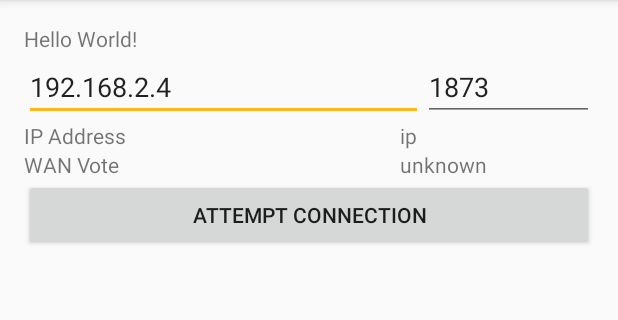
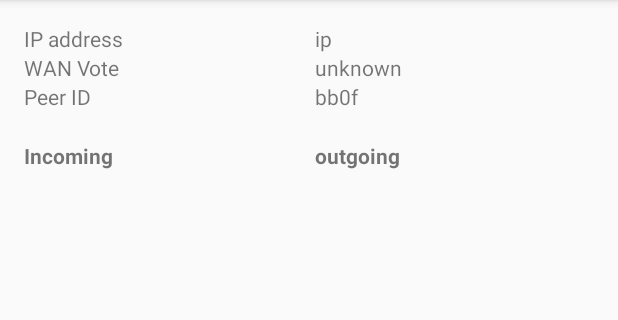
Before and after one commit to Tribler/app-to-app-communicator, an Android app: the screen it shows after launch (OverviewActivity), on a phone screen of 412 x 824 dp, the part 84-404 px from its top. Run offline under Robolectric (Android 15) with nearby library versions, the phone set to English and light mode, and no system bars; libraries missing offline, so code that uses them is left out: com.hypirion.bencode; 1 statement that could not run was skipped.

Commit message:
Update interface

```diff
--- a/app/src/main/java/org/tribler/app_to_appcommunicator/OverviewActivity.java
+++ b/app/src/main/java/org/tribler/app_to_appcommunicator/OverviewActivity.java
@@ -8,9 +8,6 @@ import android.os.Handler;
 import android.os.Looper;
 import android.support.v7.app.AppCompatActivity;
 import android.util.Patterns;
-import android.view.View;
-import android.widget.Button;
-import android.widget.EditText;
 import android.widget.ListView;
 import android.widget.TextView;
 import android.widget.Toast;
@@ -18,7 +15,6 @@ import android.widget.Toast;
 import com.hypirion.bencode.BencodeReadException;
 
 import org.tribler.app_to_appcommunicator.PEX.PexException;
-import org.tribler.app_to_appcommunicator.PEX.PexSender;
 import org.tribler.app_to_appcommunicator.PEX.WanVote;
 import org.tribler.app_to_appcommunicator.PEX.messages.IntroductionRequest;
 import org.tribler.app_to_appcommunicator.PEX.messages.IntroductionResponse;
@@ -39,25 +35,24 @@ import java.nio.ByteBuffer;
 import java.nio.channels.DatagramChannel;
 import java.util.ArrayList;
 import java.util.Enumeration;
-import java.util.HashMap;
 import java.util.List;
-import java.util.Map;
 import java.util.Random;
 import java.util.UUID;
 
 public class OverviewActivity extends AppCompatActivity {
 
+    //    public final static String CONNECTABLE_ADDRESS = "130.161.211.254";
+    public final static String CONNECTABLE_ADDRESS = "84.80.46.152";
     final static int DEFAULT_PORT = 1873;
     private static final int BUFFER_SIZE = 1024;
-
-    private Button mOpenConnectButton;
-    private TextView mStatusText;
     private TextView mWanVote;
-    private PeerListAdapter peerConnectionListAdapter;
+    private PeerListAdapter incomingPeerAdapter;
+    private PeerListAdapter outgoingPeerAdapter;
     private DatagramChannel channel;
 
-    private Map<String, Peer> peers;
     private List<Peer> peerList;
+    private List<Peer> incomingList;
+    private List<Peer> outgoingList;
     private boolean running;
     private String hashId;
     private WanVote wanVote;
@@ -70,23 +65,30 @@ public class OverviewActivity extends AppCompatActivity {
         super.onCreate(savedInstanceState);
         setContentView(R.layout.activity_overview);
 
-        peers = new HashMap<>();
         peerList = new ArrayList<>();
+        incomingList = new ArrayList<>();
+        outgoingList = new ArrayList<>();
         hashId = generateHash();
+        ((TextView) findViewById(R.id.peer_id)).setText(hashId.toString().substring(0, 4));
         wanVote = new WanVote();
         ConnectivityManager cm = (ConnectivityManager) getSystemService(Context.CONNECTIVITY_SERVICE);
         connectionType = cm.getActiveNetworkInfo().getType();
         outBuffer = ByteBuffer.allocate(BUFFER_SIZE);
 
-        mStatusText = (TextView) findViewById(R.id.status_text);
         mWanVote = (TextView) findViewById(R.id.wanvote);
-        mOpenConnectButton = (Button) findViewById(R.id.start_connection_button);
 
-        mOpenConnectButton.setOnClickListener(new ConnectButtonListener());
+        ListView incomingPeerConnectionListView = (ListView) findViewById(R.id.incoming_peer_connection_list_view);
+        ListView outgoingPeerConnectionListView = (ListView) findViewById(R.id.outgoing_peer_connection_list_view);
+        incomingPeerAdapter = new PeerListAdapter(getApplicationContext(), R.layout.peer_connection_list_item, incomingList, Peer.INCOMING);
+        incomingPeerConnectionListView.setAdapter(incomingPeerAdapter);
+        outgoingPeerAdapter = new PeerListAdapter(getApplicationContext(), R.layout.peer_connection_list_item, outgoingList, Peer.OUTGOING);
+        outgoingPeerConnectionListView.setAdapter(outgoingPeerAdapter);
 
-        ListView peerConnectionListView = (ListView) findViewById(R.id.peer_connection_list_view);
-        peerConnectionListAdapter = new PeerListAdapter(getApplicationContext(), R.layout.peer_connection_list_item, peerList);
-        peerConnectionListView.setAdapter(peerConnectionListAdapter);
+        try {
+            addPeer(null, new InetSocketAddress(InetAddress.getByName(CONNECTABLE_ADDRESS), DEFAULT_PORT), Peer.OUTGOING);
+        } catch (UnknownHostException e) {
+            e.printStackTrace();
+        }
 
         running = true;
         showLocalIpAddress();
@@ -196,17 +198,31 @@ public class OverviewActivity extends AppCompatActivity {
     }
 
     private Peer getOrMakeIncomingPeer(String id, InetSocketAddress address) {
-        if (peers.containsKey(id)) {
-            return peers.get(id);
-        } else {
+        if (id != null) {
             for (Peer peer : peerList) {
-                if (peer.getAddress().equals(address)) {
-                    peer.setPeerId(id);
+                if (id.equals(peer.getPeerId())) {
                     return peer;
                 }
             }
-            return addPeer(id, address, Peer.INCOMING);
         }
+        for (Peer peer : peerList) {
+            if (peer.getAddress().equals(address)) {
+                peer.setPeerId(id);
+                return peer;
+            }
+        }
+        return addPeer(id, address, Peer.INCOMING);
+    }
+
+    private boolean peerExists(String id) {
+        if (id == null)
+            return false;
+        for (Peer peer : peerList) {
+            if (id.equals(peer.getPeerId())) {
+                return true;
+            }
+        }
+        return false;
     }
 
 
@@ -215,7 +231,7 @@ public class OverviewActivity extends AppCompatActivity {
             Message message = Message.createFromByteBuffer(data);
             System.out.println("Received " + message);
             String id = message.getPeerId();
-            if (!peers.containsKey(id)) {
+            if (!peerExists(id)) {
                 wanVote.vote(message.getDestination());
                 setWanvote(wanVote.getAddress().toString());
             }
@@ -235,7 +251,7 @@ public class OverviewActivity extends AppCompatActivity {
                     handlePunctureRequest(peer, (PunctureRequest) message);
                     break;
             }
-            updatePeerList();
+            updatePeerLists();
         } catch (BencodeReadException | PexException | IOException | MessageException e) {
             e.printStackTrace();
         }
@@ -301,15 +317,6 @@ public class OverviewActivity extends AppCompatActivity {
         }.execute();
     }
 
-    private void setStatus(final String status) {
-        new Handler(getMainLooper()).post(new Runnable() {
-            @Override
-            public void run() {
-                mStatusText.setText(status);
-            }
-        });
-    }
-
     private void setWanvote(final String status) {
         new Handler(getMainLooper()).post(new Runnable() {
             @Override
@@ -338,22 +345,36 @@ public class OverviewActivity extends AppCompatActivity {
 
             @Override
             public void run() {
-                peers.put(peer.getPeerId(), peer);
                 peerList.add(peer);
-                peerConnectionListAdapter.notifyDataSetChanged();
+                incomingPeerAdapter.notifyDataSetChanged();
+                outgoingPeerAdapter.notifyDataSetChanged();
                 System.out.println("Added " + peer);
             }
         });
         return peer;
     }
 
-    private void updatePeerList() {
+    private void updatePeerLists() {
         new Handler(Looper.getMainLooper()).post(new Runnable() {
             @Override
             public void run() {
-                peerConnectionListAdapter.notifyDataSetChanged();
+                splitPeerList();
+                incomingPeerAdapter.notifyDataSetChanged();
+                outgoingPeerAdapter.notifyDataSetChanged();
             }
         });
+    }
+
+    private void splitPeerList() {
+        incomingList.clear();
+        outgoingList.clear();
+        for (Peer peer : peerList) {
+            if (peer.isIncoming()) {
+                incomingList.add(peer);
+            } else {
+                outgoingList.add(peer);
+            }
+        }
     }
 
     private boolean isValidIp(String s) {
@@ -365,33 +386,5 @@ public class OverviewActivity extends AppCompatActivity {
         super.onStop();
     }
 
-    private class ConnectButtonListener implements View.OnClickListener {
-
-        @Override
-        public void onClick(View v) {
-            setStatus("Connecting to server");
-            String ipText = ((EditText) findViewById(R.id.ip_address_edit_text)).getText().toString();
-            String portText = ((EditText) findViewById(R.id.port_edit_text)).getText().toString();
-            int port = Integer.valueOf(portText);
-            if (!isValidIp(ipText)) {
-                Toast.makeText(getApplicationContext(), "Not a valid IP address", Toast.LENGTH_LONG).show();
-                return;
-            }
-
-            try {
-                InetSocketAddress address = new InetSocketAddress(InetAddress.getByName(ipText), port);
-                for (Peer peer : peerList) {
-                    if (peer.getAddress().equals(address)) {
-                        showToast("Peer with address " + address + " already added");
-                        return;
-                    }
-                }
-                addPeer(null, address, Peer.OUTGOING);
-            } catch (UnknownHostException e) {
-                e.printStackTrace();
-            }
-        }
-
-    }
 
 }
--- a/app/src/main/java/org/tribler/app_to_appcommunicator/PEX/messages/Message.java
+++ b/app/src/main/java/org/tribler/app_to_appcommunicator/PEX/messages/Message.java
@@ -24,6 +24,7 @@ public abstract class Message extends HashMap {
     public final static int INTRODUCTION_RESPONSE = 2;
     public final static int PUNCTURE_REQUEST = 3;
     public final static int PUNCTURE = 4;
+
     final protected static String TYPE = "type";
     final protected static String PEER_ID = "peer_id";
     final protected static String DESTINATION = "destination";
--- a/app/src/main/res/layout/activity_overview.xml
+++ b/app/src/main/res/layout/activity_overview.xml
@@ -9,55 +9,21 @@
     android:paddingTop="@dimen/activity_vertical_margin"
     tools:context="org.tribler.app_to_appcommunicator.OverviewActivity">
 
-    <TextView
-        android:id="@+id/status_text"
-        android:layout_width="wrap_content"
-        android:layout_height="wrap_content"
-        android:text="Hello World!" />
-
-    <LinearLayout
-        android:id="@+id/address_fields"
-        android:layout_below="@id/status_text"
-        android:layout_width="match_parent"
-        android:layout_height="wrap_content">
-
-        <EditText
-            android:id="@+id/ip_address_edit_text"
-            android:layout_width="0dp"
-            android:layout_height="wrap_content"
-            android:layout_weight="0.7"
-            android:digits="0123456789."
-            android:inputType="phone"
-            android:text="192.168.2.4" />
-
-        <EditText
-            android:id="@+id/port_edit_text"
-            android:layout_width="0dp"
-            android:layout_height="wrap_content"
-            android:layout_weight="0.3"
-            android:width="0dp"
-            android:digits="0123456789."
-            android:inputType="phone"
-            android:text="1873" />
-
-    </LinearLayout>
-
     <TableLayout
         android:id="@+id/overviewButtons"
         android:layout_width="match_parent"
-        android:layout_height="wrap_content"
-        android:layout_below="@id/address_fields">
+        android:layout_height="wrap_content">
 
         <TableRow>
 
             <TextView
                 android:layout_weight="1"
-                android:text="IP Address" />
+                android:text="@string/ip_address" />
 
             <TextView
                 android:id="@+id/local_ip_address_view"
                 android:layout_weight="1"
-                android:text="ip" />
+                android:text="@string/ip" />
 
         </TableRow>
 
@@ -65,31 +31,59 @@
 
             <TextView
                 android:layout_weight="1"
-                android:text="WAN Vote" />
+                android:text="@string/wan_vote" />
 
             <TextView
                 android:id="@+id/wanvote"
                 android:layout_weight="1"
-                android:text="unknown" />
+                android:text="@string/unknown" />
 
         </TableRow>
 
         <TableRow>
 
-            <Button
-                android:id="@+id/start_connection_button"
-                android:layout_height="match_parent"
+            <TextView
                 android:layout_weight="1"
-                android:text="@string/start_connection" />
+                android:text="@string/peer_id" />
+
+            <TextView
+                android:id="@+id/peer_id"
+                android:layout_weight="1"
+                android:layout_marginBottom="20dp"
+                android:text="" />
+
         </TableRow>
 
+        <TableRow>
+
+            <TextView
+                android:layout_weight="1"
+                android:textStyle="bold"
+                android:text="@string/incoming" />
+
+            <TextView
+                android:layout_weight="1"
+                android:textStyle="bold"
+                android:text="@string/outgoing" />
+
+        </TableRow>
+
+        <TableRow>
+
+            <ListView
+                android:id="@+id/incoming_peer_connection_list_view"
+                android:layout_width="0dp"
+                android:layout_height="wrap_content"
+                android:layout_weight="1" />
+
+            <ListView
+                android:id="@+id/outgoing_peer_connection_list_view"
+                android:layout_width="0dp"
+                android:layout_height="wrap_content"
+                android:layout_weight="1" />
+        </TableRow>
 
     </TableLayout>
 
-    <ListView
-        android:id="@+id/peer_connection_list_view"
-        android:layout_width="match_parent"
-        android:layout_height="wrap_content"
-        android:layout_below="@id/overviewButtons" />
 
 </RelativeLayout>
--- a/app/src/main/res/values/strings.xml
+++ b/app/src/main/res/values/strings.xml
@@ -9,4 +9,10 @@
     <string name="close_connection">Close connection</string>
     <string name="pex_handshake_id">PEX handshake ID:</string>
     <string name="circle_symbol">●</string>
+    <string name="peer_id">Peer ID</string>
+    <string name="unknown">unknown</string>
+    <string name="wan_vote">WAN Vote</string>
+    <string name="ip">ip</string>
+    <string name="incoming">Incoming</string>
+    <string name="outgoing">outgoing</string>
 </resources>
```
Also changed, not shown: app/src/main/java/org/tribler/app_to_appcommunicator/Peer.java (+17 -7 lines), app/src/main/java/org/tribler/app_to_appcommunicator/PeerListAdapter.java (+17 -22 lines), app/src/main/res/layout/peer_connection_list_item.xml (+7 -27 lines).
